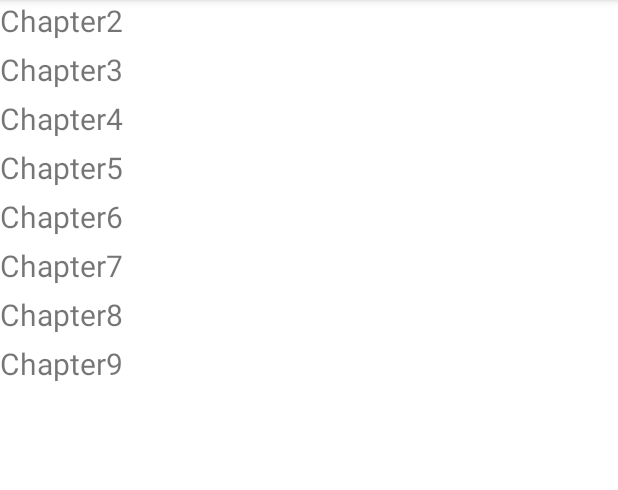
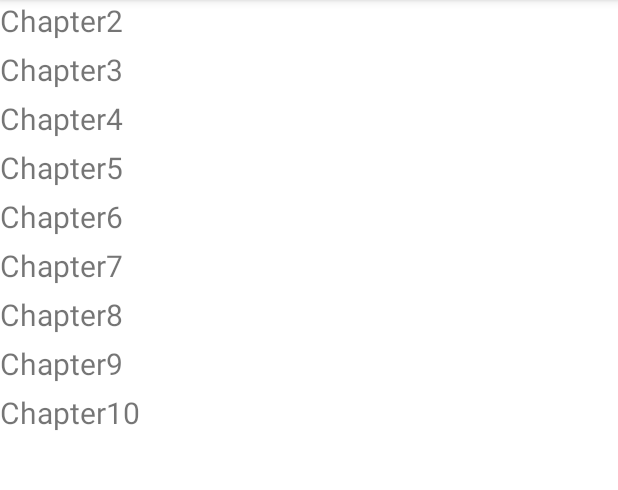
Before and after one commit to wuyuelearning/FirstCode, an Android app: the screen it shows after launch (MainActivity), on a phone screen of 412 x 824 dp, the part 84-574 px from its top. Run offline under Robolectric (Android 15) with nearby library versions, the phone set to English and light mode, and no system bars.

Commit message:
第十章 子线程中更新UI

```diff
--- a/app/src/main/AndroidManifest.xml
+++ b/app/src/main/AndroidManifest.xml
@@ -65,6 +65,8 @@
         <activity android:name=".Chapter9.Parse.ParseXMLActivity" />
         <activity android:name=".Chapter9.Parse.ParseJsonActivity" />
         <activity android:name=".Chapter9.HttpConnectUtil.HttpUtilActivity" />
+        <activity android:name=".Chapter10.Chapter10Activity"/>
+        <activity android:name=".Chapter10.RunnableTestActivity"/>
 
         <receiver
             android:name=".Chapter5.BaseBroadcast.BootCompleteReceiver"
--- a/app/src/main/java/com/example/admin/firstcode/MainActivity.java
+++ b/app/src/main/java/com/example/admin/firstcode/MainActivity.java
@@ -7,6 +7,7 @@ import android.util.Log;
 import android.view.View;
 import android.widget.TextView;
 
+import com.example.admin.firstcode.Chapter10.Chapter10Activity;
 import com.example.admin.firstcode.Chapter2.Chapter2Activity;
 import com.example.admin.firstcode.Chapter3.Chapter3Activity;
 import com.example.admin.firstcode.Chapter4.Chapter4Activity;
@@ -26,6 +27,7 @@ public class MainActivity extends AppCompatActivity implements View.OnClickListe
     TextView textView6;
     TextView textView7;
     TextView textView8;
+    TextView textView9;
 
     @Override
     protected void onCreate(Bundle savedInstanceState) {
@@ -52,6 +54,8 @@ public class MainActivity extends AppCompatActivity implements View.OnClickListe
         textView7 = (TextView) findViewById(R.id.text7);
         textView7.setOnClickListener(this);
         textView8 = (TextView) findViewById(R.id.text8);
+        textView8.setOnClickListener(this);
+        textView8 = (TextView) findViewById(R.id.text9);
         textView8.setOnClickListener(this);
     }
 
@@ -83,6 +87,9 @@ public class MainActivity extends AppCompatActivity implements View.OnClickListe
             case R.id.text8:
                 intent = new Intent(this, Chapter9Activity.class);
                 break;
+            case R.id.text9:
+                intent = new Intent(this, Chapter10Activity.class);
+                break;
             default:
                 break;
         }
--- a/app/src/main/res/layout/activity_main.xml
+++ b/app/src/main/res/layout/activity_main.xml
@@ -82,5 +82,15 @@
         android:layout_height="wrap_content"
         android:text="Chapter9"
         android:textSize="20dp" />
+    <View
+        android:layout_width="wrap_content"
+        android:layout_height="5dp" />
+
+    <TextView
+        android:id="@+id/text9"
+        android:layout_width="wrap_content"
+        android:layout_height="wrap_content"
+        android:text="Chapter10"
+        android:textSize="20dp" />
 
 </LinearLayout>
```
Also changed, not shown: app/src/main/java/com/example/admin/firstcode/Chapter10/Chapter10Activity.java (added, +49 -0 lines), app/src/main/java/com/example/admin/firstcode/Chapter10/RunnableTestActivity.java (added, +71 -0 lines), app/src/main/res/layout/chapter10_menu_activity.xml (added, +20 -0 lines), app/src/main/res/layout/chapter10_runnable_test_activity.xml (added, +26 -0 lines).
